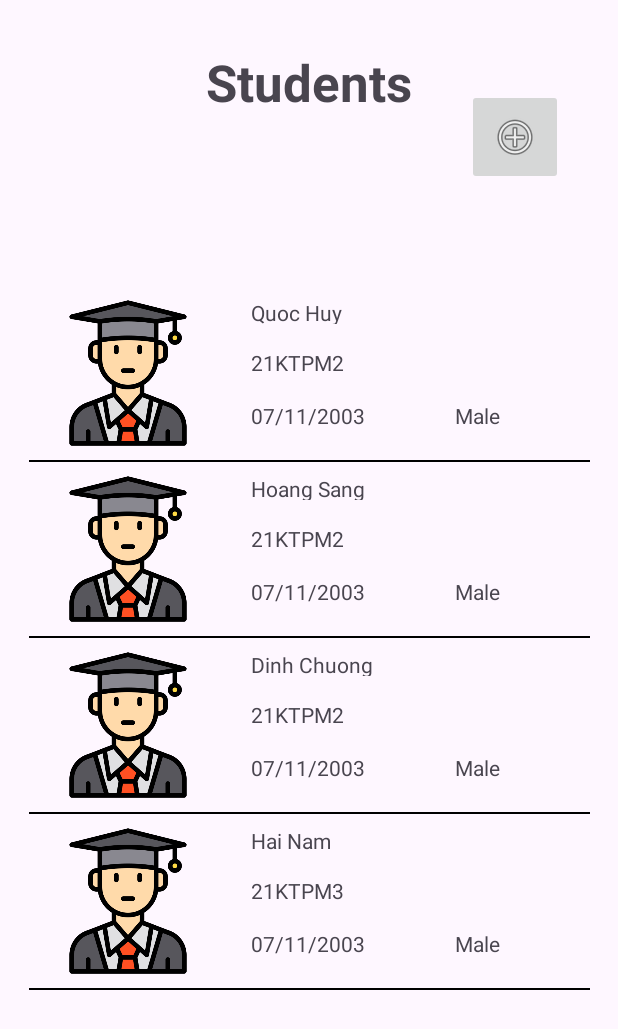
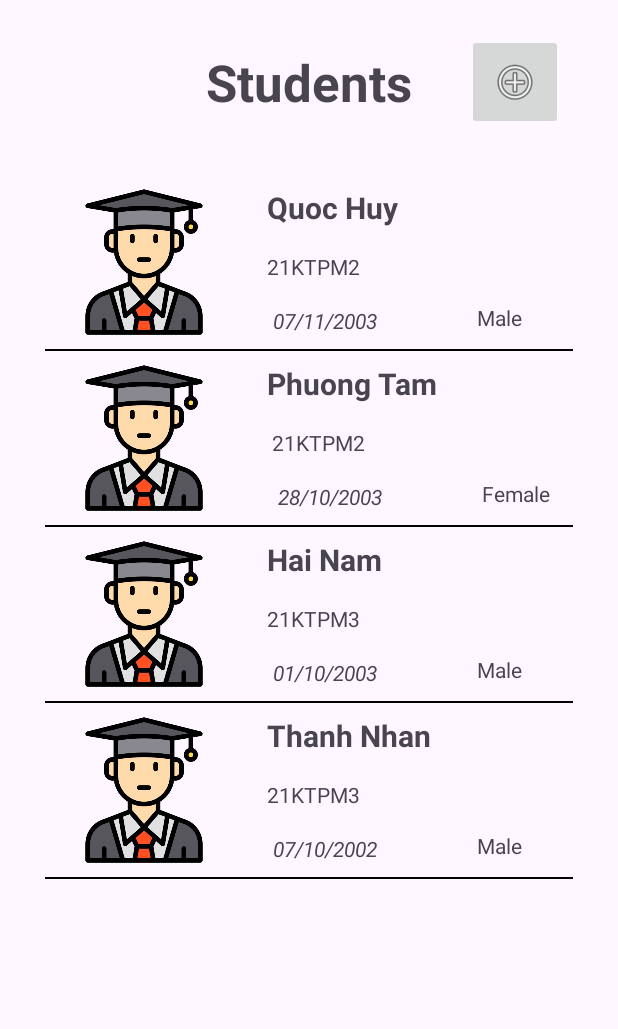
Before and after one commit to HuyBean/Mobile-Application-Development, an Android app: the screen it shows after launch (MainActivity), on a phone screen of 412 x 824 dp. Shown: the top 1029 px of the screen. Run offline under Robolectric (Android 15) with nearby library versions, the phone set to English and light mode, and no system bars.

Commit message:
Complete app

```diff
--- a/StudentManagementApp/app/src/main/java/com/example/studentmanagementapp/MainActivity.kt
+++ b/StudentManagementApp/app/src/main/java/com/example/studentmanagementapp/MainActivity.kt
@@ -4,8 +4,11 @@ import android.app.Activity
 import android.content.Intent
 import android.os.Bundle
 import android.util.Log
-import android.widget.*
+import android.widget.ImageButton
+import android.widget.ListView
 import androidx.appcompat.app.AppCompatActivity
+import java.io.BufferedReader
+import java.io.InputStreamReader
 
 class MainActivity : AppCompatActivity() {
 
@@ -24,11 +27,8 @@ class MainActivity : AppCompatActivity() {
 
         listView = findViewById(R.id.listView)
 
-        // Set up the ListView
-        students.add(Student(R.drawable.student, "Quoc Huy", "21KTPM2", "07/11/2003", "Male"))
-        students.add(Student(R.drawable.student, "Hoang Sang", "21KTPM2", "07/11/2003", "Male"))
-        students.add(Student(R.drawable.student, "Dinh Chuong", "21KTPM2", "07/11/2003", "Male"))
-        students.add(Student(R.drawable.student, "Hai Nam", "21KTPM3", "07/11/2003", "Male"))
+        // Load student data from file
+        students = loadStudentDataFromRawResource(R.raw.my_student_file)
 
         adapter = StudentAdapter(this, R.layout.student_layout, students)
         listView.adapter = adapter
@@ -52,6 +52,31 @@ class MainActivity : AppCompatActivity() {
             }
             startActivityForResult(intent, REQUEST_CODE_EDIT_STUDENT)
         }
+    }
+
+    private fun loadStudentDataFromRawResource(resourceId: Int): ArrayList<Student> {
+        val students = ArrayList<Student>()
+        try {
+            val inputStream = resources.openRawResource(resourceId)
+            val reader = BufferedReader(InputStreamReader(inputStream))
+            var line: String?
+
+            while (reader.readLine().also { line = it } != null) {
+                val studentInfo = line!!.split(",")
+                if (studentInfo.size == 4) {
+                    val name = studentInfo[0]
+                    val classroom = studentInfo[1]
+                    val dob = studentInfo[2]
+                    val gender = studentInfo[3]
+                    val drawableId = R.drawable.student // Assuming you have a default image
+                    students.add(Student(drawableId, name, classroom, dob, gender))
+                }
+            }
+            inputStream.close()
+        } catch (e: Exception) {
+            e.printStackTrace()
+        }
+        return students
     }
 
     override fun onActivityResult(requestCode: Int, resultCode: Int, data: Intent?) {
@@ -85,7 +110,6 @@ class MainActivity : AppCompatActivity() {
                 val dob = data?.getStringExtra("dob")
                 val gender = data?.getStringExtra("gender")
                 val classroom = data?.getStringExtra("classroom")
-                Log.d("TAG", "Giá trị của classroom là: $classroom")
                 val index = students.indexOfFirst { it.name == originalFullName }
                 if (index != -1) {
                     // Update student's information
@@ -95,7 +119,6 @@ class MainActivity : AppCompatActivity() {
                     students[index].classroom = classroom.toString()
                 }
             }
-
             adapter.notifyDataSetChanged()
         }
     }
--- a/StudentManagementApp/app/src/main/res/layout/activity_main.xml
+++ b/StudentManagementApp/app/src/main/res/layout/activity_main.xml
@@ -25,8 +25,8 @@
 
         <ListView
             android:id="@+id/listView"
-            android:layout_width="390dp"
-            android:layout_height="609dp"
+            android:layout_width="368dp"
+            android:layout_height="683dp"
             android:layout_marginBottom="32dp"
             android:clipToPadding="false"
             android:divider="@android:color/black"
--- a/StudentManagementApp/app/src/main/res/layout/student_layout.xml
+++ b/StudentManagementApp/app/src/main/res/layout/student_layout.xml
@@ -20,10 +20,12 @@
 
     <TextView
         android:id="@+id/nameTV"
-        android:layout_width="105dp"
-        android:layout_height="17dp"
+        android:layout_width="248dp"
+        android:layout_height="27dp"
         android:layout_marginStart="32dp"
         android:text="Name"
+        android:textSize="20sp"
+        android:textStyle="bold"
         app:layout_constraintStart_toEndOf="@+id/iconIV"
         app:layout_constraintTop_toTopOf="@+id/iconIV" />
 
@@ -40,17 +42,22 @@
         android:id="@+id/birthdayTV"
         android:layout_width="104dp"
         android:layout_height="17dp"
+        android:layout_marginStart="4dp"
         android:layout_marginTop="16dp"
         android:text="Birthday"
+        android:textStyle="italic"
+        app:layout_constraintBottom_toBottomOf="@+id/iconIV"
         app:layout_constraintStart_toStartOf="@+id/classroomTV"
-        app:layout_constraintTop_toBottomOf="@+id/classroomTV" />
+        app:layout_constraintTop_toBottomOf="@+id/classroomTV"
+        app:layout_constraintVertical_bias="0.238" />
 
     <TextView
         android:id="@+id/genderTV"
-        android:layout_width="wrap_content"
-        android:layout_height="wrap_content"
+        android:layout_width="80dp"
+        android:layout_height="22dp"
         android:layout_marginStart="32dp"
         android:text="Gender"
+        app:layout_constraintBottom_toBottomOf="@+id/birthdayTV"
         app:layout_constraintStart_toEndOf="@+id/birthdayTV"
         app:layout_constraintTop_toTopOf="@+id/birthdayTV" />
 </androidx.constraintlayout.widget.ConstraintLayout>
--- /dev/null
+++ b/StudentManagementApp/app/src/main/res/raw/my_class_file.txt
@@ -0,0 +1 @@
+20KTPM1, 20KTPM2, 20KTPM3, 21KTPM1, 21KTPM2, 21KTPM3, 22KTPM1, 22KTPM2, 22KTPM3, 23KTPM1, 23KTPM2, 23KTPM3
--- /dev/null
+++ b/StudentManagementApp/app/src/main/res/raw/my_student_file.txt
@@ -0,0 +1,4 @@
+Quoc Huy,21KTPM2,07/11/2003,Male
+Phuong Tam, 21KTPM2, 28/10/2003, Female
+Hai Nam,21KTPM3,01/10/2003,Male
+Thanh Nhan,21KTPM3,07/10/2002,Male
```
Also changed, not shown: StudentManagementApp/app/src/main/java/com/example/studentmanagementapp/ClassActivity.kt (+27 -16 lines).
